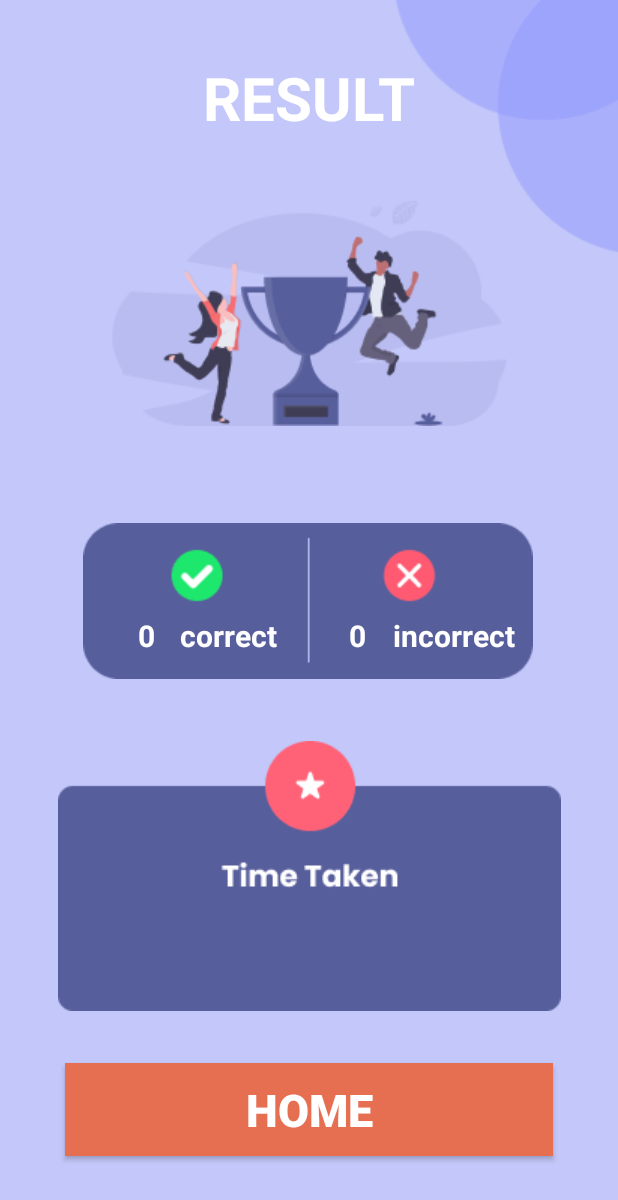
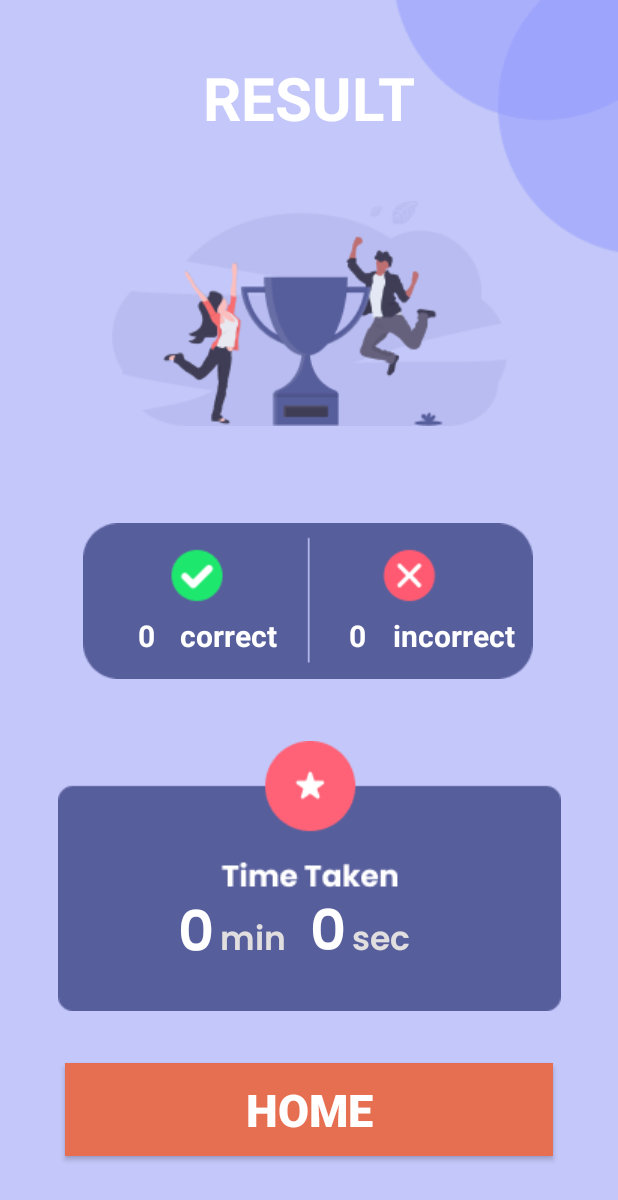
Before and after one commit to notshivamgupta/TestZap, an Android app: the result screen opened directly, with no data from a screen before it, on a phone screen of 412 x 824 dp. Shown: the top 1200 px of the screen. Run offline under Robolectric (Android 15) with nearby library versions, the phone set to English and light mode, and no system bars; Roboto replaces fonts that are not available here.

Commit message:
profile time & result time Set Text

```diff
--- a/app/src/main/java/com/example/testzap/HistoryFragment.java
+++ b/app/src/main/java/com/example/testzap/HistoryFragment.java
@@ -16,7 +16,6 @@ import com.google.firebase.firestore.CollectionReference;
 import com.google.firebase.firestore.DocumentReference;
 import com.google.firebase.firestore.FirebaseFirestore;
 import com.google.firebase.firestore.Query;
-
 
 public class HistoryFragment extends Fragment {
 
--- a/app/src/main/java/com/example/testzap/ProfileFragment.java
+++ b/app/src/main/java/com/example/testzap/ProfileFragment.java
@@ -108,7 +108,7 @@ public class ProfileFragment extends Fragment {
                 name.setText(user);
                 status.setText(statu);
                 comp.setText(Long. toString(test_completed));
-                duration.setText(Long. toString(time_taken));
+                duration.setText(getTime(time_taken));
 
             }
         });
@@ -186,4 +186,17 @@ public class ProfileFragment extends Fragment {
           }
         }
     }
+
+    public String getTime(long t)
+    {
+        String time="";
+        if(t<60)
+            time=t+" Sec";
+        else if( t<3600)
+        time = t/60+"M "+t%60+"S";
+        else
+            time= (t/60)/60+"H "+(t/60)%60+"M";
+
+        return time;
+    }
 }
--- a/app/src/main/java/com/example/testzap/result.java
+++ b/app/src/main/java/com/example/testzap/result.java
@@ -9,7 +9,7 @@ import android.widget.Button;
 import android.widget.TextView;
 
 public class result extends AppCompatActivity {
-    private TextView correct,incorrect;
+    private TextView correct,incorrect,min,sec;
     private Button gotohome;
 
     @Override
@@ -19,14 +19,21 @@ public class result extends AppCompatActivity {
       correct=findViewById(R.id.correctans);
       incorrect=findViewById(R.id.incorrectans);
       gotohome=findViewById(R.id.buttonresult);
+      min=findViewById(R.id.min);
+      sec=findViewById(R.id.sec);
+
+
       int a,b,time;
         Intent intent=getIntent();
       a=intent.getIntExtra("Correct",0);
       b=intent.getIntExtra("Incorrect",0);
       time= intent.getIntExtra("time",0);
-    correct.setText(Integer.toString(a));
+
+        min.setText(Integer.toString(time/60));
+        sec.setText(Integer.toString(time%60));
+
+      correct.setText(Integer.toString(a));
       incorrect.setText(Integer.toString(b));
-
       gotohome.setOnClickListener(new View.OnClickListener() {
           @Override
           public void onClick(View view) {
@@ -35,5 +42,4 @@ public class result extends AppCompatActivity {
           }
       });
     }
-
 }
--- a/app/src/main/res/layout/activity_result.xml
+++ b/app/src/main/res/layout/activity_result.xml
@@ -129,6 +129,65 @@
         app:layout_constraintTop_toTopOf="parent"
         app:layout_constraintVertical_bias="0.767" />
 
+    <TextView
+        android:id="@+id/textView7"
+        android:layout_width="wrap_content"
+        android:layout_height="wrap_content"
+        android:layout_marginStart="4dp"
+        android:layout_marginLeft="4dp"
+        android:fontFamily="@font/poppins_semibold"
+        android:text="min"
+        android:textColor="#E0DEDE"
+        android:textSize="22dp"
+        app:layout_constraintBottom_toBottomOf="@+id/timetakenbyuser"
+        app:layout_constraintStart_toEndOf="@+id/min"
+        app:layout_constraintTop_toTopOf="@+id/timetakenbyuser"
+        app:layout_constraintVertical_bias="0.806" />
+
+    <TextView
+        android:layout_width="wrap_content"
+        android:layout_height="wrap_content"
+        android:layout_marginStart="4dp"
+        android:layout_marginLeft="4dp"
+        android:fontFamily="@font/poppins_semibold"
+        android:text="sec"
+        android:textColor="#E0DEDE"
+        android:textSize="22dp"
+        app:layout_constraintBottom_toBottomOf="@+id/timetakenbyuser"
+        app:layout_constraintStart_toEndOf="@+id/sec"
+        app:layout_constraintTop_toTopOf="@+id/timetakenbyuser"
+        app:layout_constraintVertical_bias="0.806" />
+
+    <TextView
+        android:id="@+id/min"
+        android:layout_width="wrap_content"
+        android:layout_height="wrap_content"
+        android:layout_marginStart="80dp"
+        android:layout_marginLeft="80dp"
+        android:fontFamily="@font/poppins_semibold"
+        android:text="20"
+        android:textColor="#ffffff"
+        android:textSize="37dp"
+        app:layout_constraintBottom_toBottomOf="@+id/timetakenbyuser"
+        app:layout_constraintStart_toStartOf="@+id/timetakenbyuser"
+        app:layout_constraintTop_toTopOf="@+id/timetakenbyuser"
+        app:layout_constraintVertical_bias="0.851" />
+
+    <TextView
+        android:id="@+id/sec"
+        android:layout_width="wrap_content"
+        android:layout_height="wrap_content"
+        android:layout_marginStart="16dp"
+        android:layout_marginLeft="16dp"
+        android:fontFamily="@font/poppins_semibold"
+        android:text="10"
+        android:textColor="#ffffff"
+        android:textSize="37dp"
+        app:layout_constraintBottom_toBottomOf="@+id/timetakenbyuser"
+        app:layout_constraintStart_toEndOf="@+id/textView7"
+        app:layout_constraintTop_toTopOf="@+id/timetakenbyuser"
+        app:layout_constraintVertical_bias="0.846" />
+
     <Button
         android:id="@+id/buttonresult"
         android:layout_width="325dp"
```
